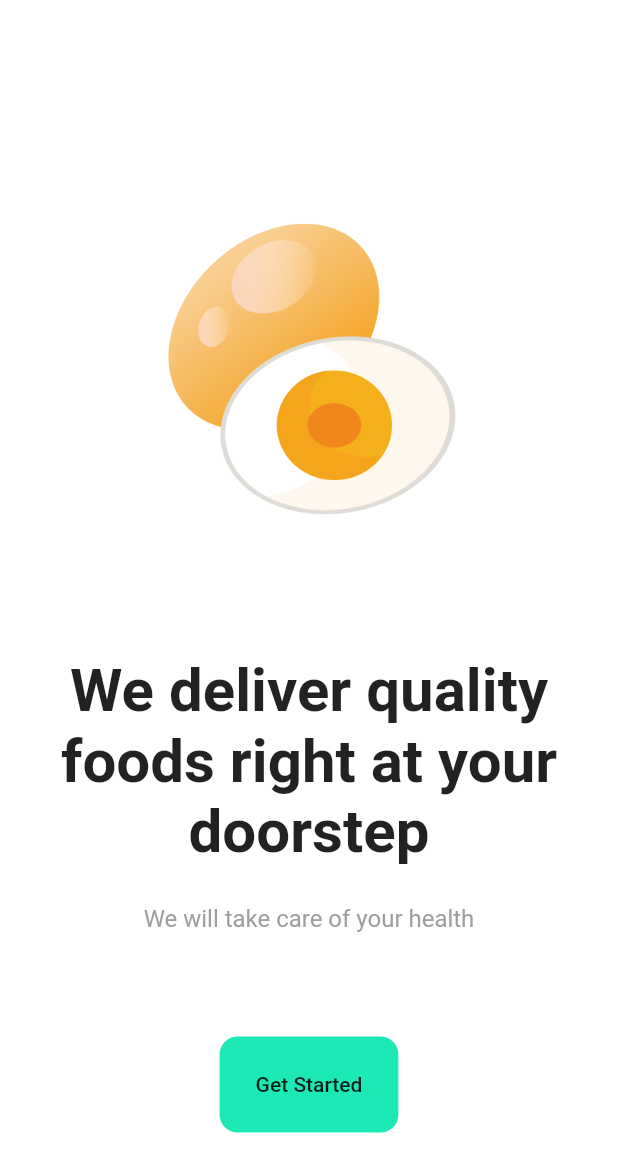
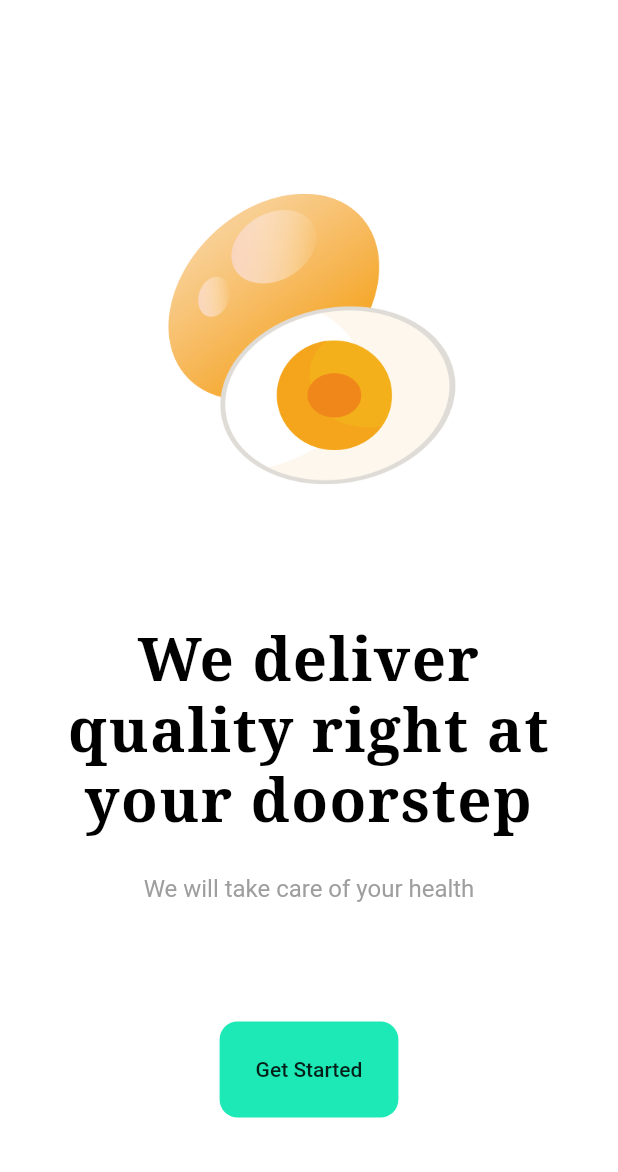
Before and after one commit to katGhost/grocery_app, a Flutter app: the screen it shows after launch, on a phone screen of 412 x 824 dp. Shown: the top 1172 px of the screen. Run offline on Flutter 3.47's test engine with Material 2 defaults, Android fonts, the phone set to English and light mode, and no system bars; our stand-ins replace google_fonts.

Commit message:
googleFonts added

```diff
--- a/lib/welcome_page.dart
+++ b/lib/welcome_page.dart
@@ -1,5 +1,7 @@
 import 'package:flutter/material.dart';
-import './pages/home_page.dart';
+import 'package:google_fonts/google_fonts.dart';
+import 'package:grocery_app/pages/home_page.dart';
+
 
 class WelcomePage extends StatelessWidget {
   const WelcomePage({super.key});
@@ -14,17 +16,24 @@ class WelcomePage extends StatelessWidget {
           // first its the LOGO (image or icon) at the top
           Padding(
             padding: const EdgeInsets.only(
-                left: 80, right: 80, bottom: 40, top: 120),
+                left: 80, right: 80, bottom: 40, top: 100),
             child: Image.asset('lib/images/egg.png'),
           ),
 
           // second part will be the welcome message
-          const Padding(
-            padding: EdgeInsets.all(25),
+          Padding(
+            padding: const EdgeInsets.all(25),
             child: Text(
-              "We deliver quality foods right at your doorstep",
+              "We deliver quality right at your doorstep",
               textAlign: TextAlign.center,
-              style: TextStyle(fontSize: 40, fontWeight: FontWeight.w600),
+              style: GoogleFonts.notoSerif(
+                textStyle: const TextStyle(
+                  fontSize: 40,
+                  color: Colors.black,
+                  fontWeight: FontWeight.bold,
+                  letterSpacing: 1.0
+                )
+              ),
             ),
           ),
 
@@ -40,7 +49,11 @@ class WelcomePage extends StatelessWidget {
           //last will be the -Get Started- button
 
           GestureDetector(
-            onTap: () => {},
+            onTap: () => Navigator.pushReplacement(context, MaterialPageRoute(builder: (context)
+            {
+              return const HomePage();
+            }
+            )),
             child: Container(
               padding: const EdgeInsets.all(24),
               decoration: BoxDecoration(
--- a/pubspec.yaml
+++ b/pubspec.yaml
@@ -35,6 +35,7 @@ dependencies:
   # The following adds the Cupertino Icons font to your application.
   # Use with the CupertinoIcons class for iOS style icons.
   cupertino_icons: ^1.0.2
+  google_fonts: 2.1.0
 
 dev_dependencies:
   flutter_test:
```
Also changed, not shown: pubspec.lock.
